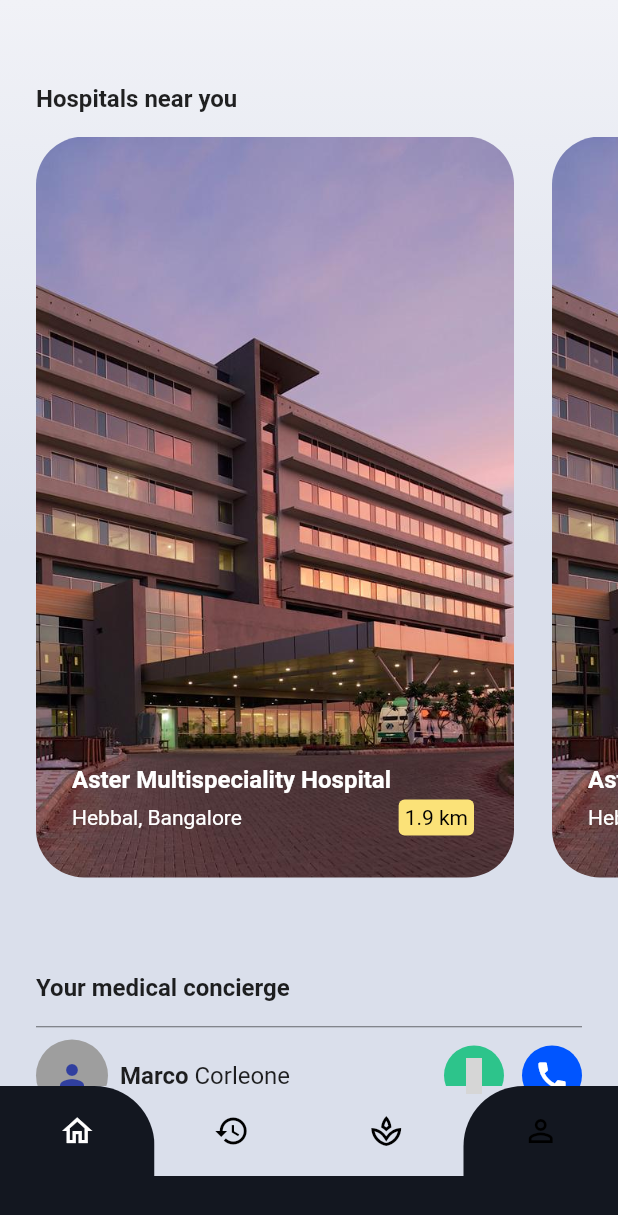
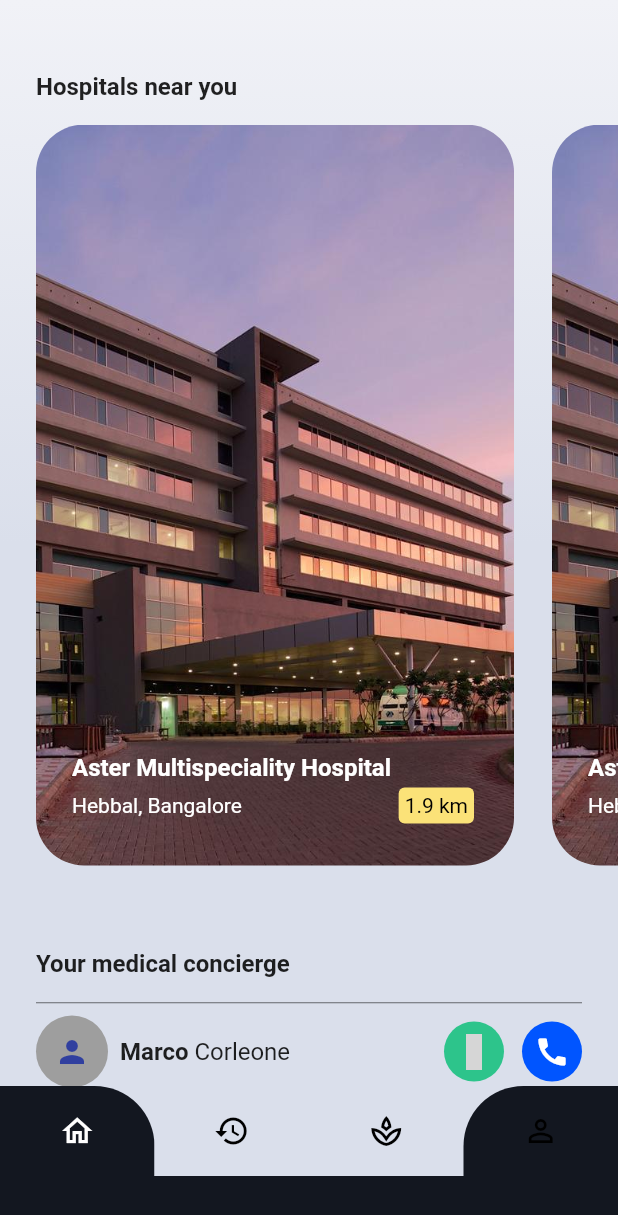
Before and after one commit to ggspark/even_exercise, a Flutter app: the screen it shows after launch, on a phone screen of 412 x 824 dp. Shown: the top 1215 px of the screen. Run offline on Flutter 3.47's test engine with Material 2 defaults, Android fonts, the phone set to English and light mode, and no system bars; statements that could not run were skipped; grey boxes are pictures that could not be loaded.

Commit message:
fix: adjusted size

```diff
--- a/lib/screens/home_screen.dart
+++ b/lib/screens/home_screen.dart
@@ -1,5 +1,5 @@
+import 'package:even_exercise/widgets/concierge_card.dart';
 import 'package:even_exercise/widgets/hospital_card.dart';
-import 'package:even_exercise/widgets/concierge_card.dart';
 import 'package:flutter/material.dart';
 
 class HomeScreen extends StatelessWidget {
@@ -15,7 +15,7 @@ class HomeScreen extends StatelessWidget {
         crossAxisAlignment: CrossAxisAlignment.stretch,
         mainAxisSize: MainAxisSize.max,
         children: <Widget>[
-          const SizedBox(height: 48),
+          const SizedBox(height: 40),
           Padding(
             padding: const EdgeInsets.symmetric(horizontal: 24.0, vertical: 8),
             child: Text(
@@ -34,7 +34,7 @@ class HomeScreen extends StatelessWidget {
               children: const [HospitalCard(), HospitalCard()],
             ),
           ),
-          const SizedBox(height: 48),
+          const SizedBox(height: 40),
           Padding(
             padding: const EdgeInsets.symmetric(horizontal: 24.0, vertical: 8),
             child: Text(
```
